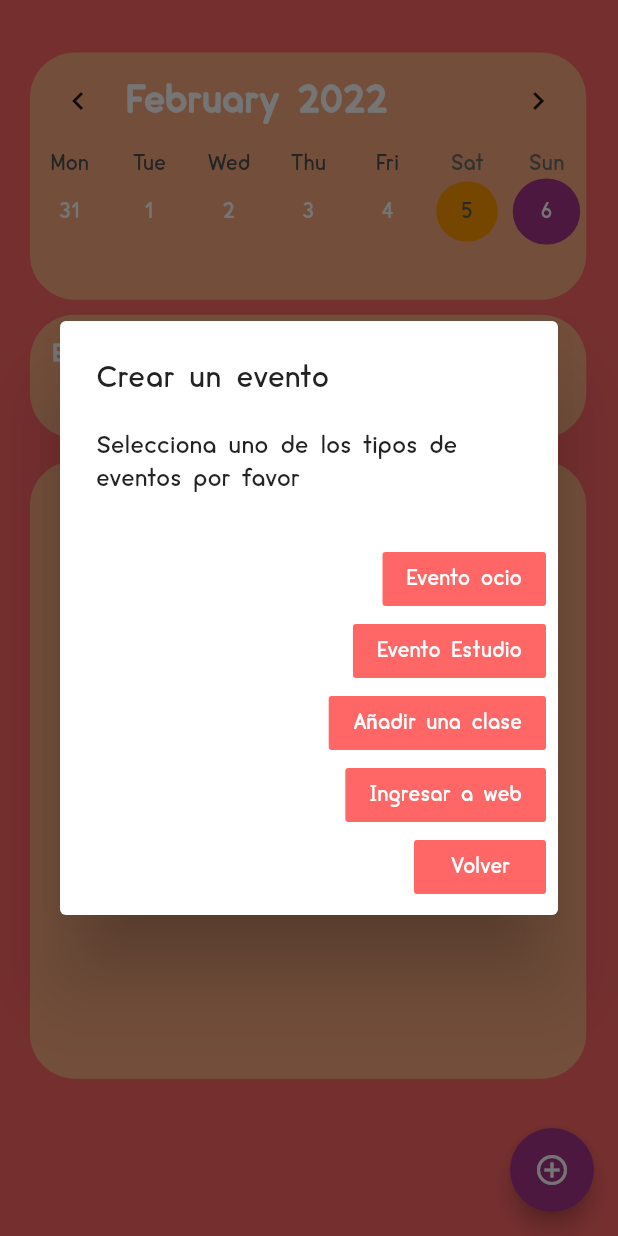
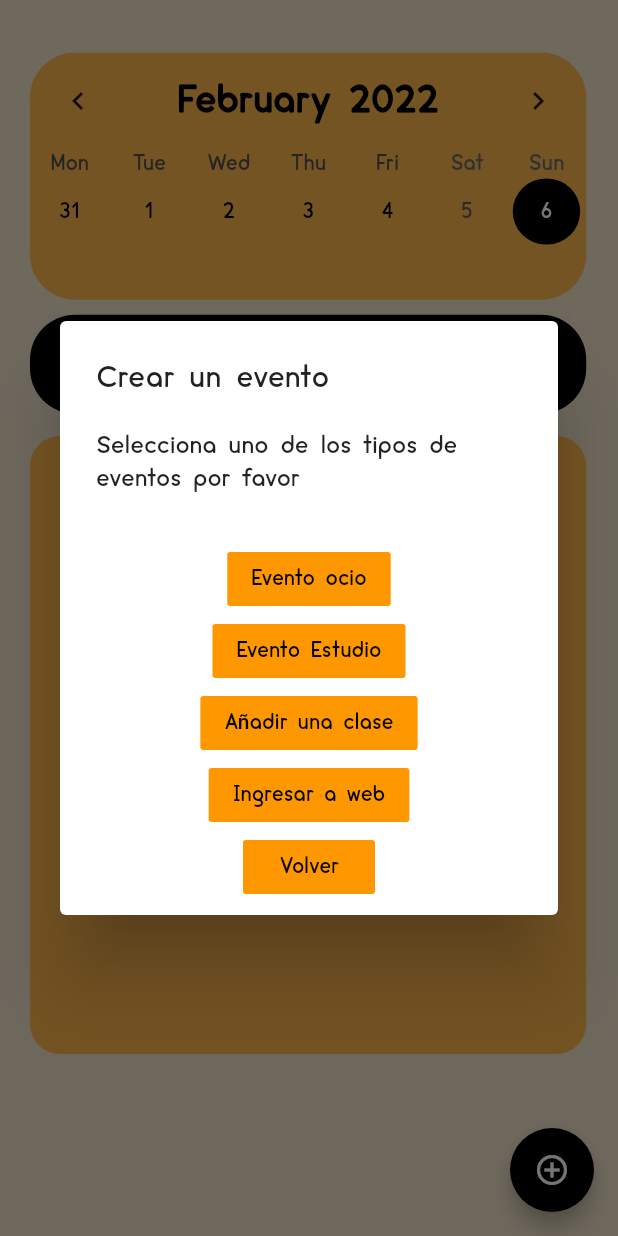
Before and after one commit to JcortesJ/MyUNify, a Flutter app: the VistaCalendar screen opened by its route, after a tap on the "add circle outline" icon, on a phone screen of 412 x 824 dp. Run offline on Flutter 3.47's test engine with Material 2 defaults, Android fonts, the phone set to English and light mode, and no system bars; drawn by our look-alikes of table_calendar; our stand-ins replace image_picker, webview_flutter; accounts and stored records are empty.

Commit message:
union juan 2

```diff
--- a/lib/main.dart
+++ b/lib/main.dart
@@ -31,7 +31,7 @@ class MyApp extends StatelessWidget {
         ),
         initialRoute: "/",
         routes: {
-          "/": (BuildContext context) => Inicio(),
+          "/f": (BuildContext context) => Inicio(),
           "/login": (BuildContext context) => Login(),
           "/registro": (BuildContext context) => Registro(),
           "/EditarOcio": (BuildContext context) => EditarEventoOcio(),
@@ -39,7 +39,7 @@ class MyApp extends StatelessWidget {
           "/Calendario": (BuildContext context) => VistaCalendar(),
           "/EditarEventoClase": (BuildContext context) => EditarEventoClase(),
           "/paginaBienestar": (BuildContext context) => paginaBienestar(),
-          "/Main": (BuildContext context) => PaginaPrincipal(),
+          "/": (BuildContext context) => PaginaPrincipal(),
           "/Editar": (BuildContext context) => EditarPerfil(),
           "/Contrasena": (BuildContext context) => EditarContrasena(),
           "/Ver": (BuildContext context) => PaginaPerfil(),
--- a/lib/pages/Amigos/lista_amigos.dart
+++ b/lib/pages/Amigos/lista_amigos.dart
@@ -103,7 +103,7 @@ class _PaginaAmigosState extends State<PaginaAmigos> {
                 width: 500,
                 margin: EdgeInsets.only(top: 13.0, right: 30, left: 30),
                 decoration: BoxDecoration(
-                    color: Colors.white,
+                    color: Colors.orange.shade300,
                     //border: Border.all(width: 2, color: Colors.amber),
                     borderRadius: BorderRadius.circular(15)),
                 child: ListView(
@@ -127,7 +127,7 @@ class _PaginaAmigosState extends State<PaginaAmigos> {
                                   "${_amigos[index].nombre}",
                                   // ignore: prefer_const_constructors
                                   style: TextStyle(
-                                      color: Colors.deepOrange,
+                                      color: Colors.black,
                                       fontSize: 23,
                                       fontWeight: FontWeight.bold),
                                   textAlign: TextAlign.left,
--- a/lib/pages/Calendario.dart
+++ b/lib/pages/Calendario.dart
@@ -5,6 +5,7 @@ import 'package:myunify/datos/EventoClase.dart';
 import 'package:myunify/datos/EventoEstudio.dart';
 import 'package:myunify/datos/EventoOcio.dart';
 import 'package:myunify/datos/eventoLogica.dart';
+import 'package:myunify/widgets/generales/Colores.dart';
 import 'package:table_calendar/table_calendar.dart';
 
 class VistaCalendar extends StatefulWidget {
@@ -16,7 +17,7 @@ class VistaCalendar extends StatefulWidget {
 
 class _VistaCalendarState extends State<VistaCalendar> {
   Color colorSecundario2 = Color(0xffFAAD80);
-  Color colorFondo = Color(0xffFF6767);
+  Color colorFondo = Colors.orange;
   Color colorSecundario1 = Color(0xffFF3D68);
   Color colorBottom = Color(0xffA73489);
 
@@ -66,34 +67,44 @@ class _VistaCalendarState extends State<VistaCalendar> {
             title: Text("Crear un evento"),
             content: Text("Selecciona uno de los tipos de eventos por favor "),
             actions: <Widget>[
-              FlatButton(
-                  onPressed: () => Navigator.pushNamed(context, "/EditarOcio"),
+              Center(
+                child: FlatButton(
+                    onPressed: () =>
+                        Navigator.pushNamed(context, "/EditarOcio"),
                     color: colorFondo,
                     child: const Text("Evento ocio",
-                      style: TextStyle(color: Colors.white))),
-              FlatButton(
+                        style: TextStyle(color: Colors.black))),
+              ),
+              Center(
+                child: FlatButton(
                     color: colorFondo,
                     onPressed: () =>
                         Navigator.pushNamed(context, "/EditarEventoEstudio"),
                     child: const Text("Evento Estudio",
-                      style: TextStyle(color: Colors.white))),
-              FlatButton(
+                        style: TextStyle(color: Colors.black))),
+              ),
+              Center(
+                child: FlatButton(
                     color: colorFondo,
                     onPressed: () =>
                         Navigator.pushNamed(context, "/EditarEventoClase"),
                     child: const Text("Añadir una clase",
-                      style: TextStyle(color: Colors.white))),
-              FlatButton(
+                        style: TextStyle(color: Colors.black))),
+              ),
+              Center(
+                child: FlatButton(
                     color: colorFondo,
                     onPressed: () =>
                         Navigator.pushNamed(context, "/paginaBienestar"),
                     child: const Text("Ingresar a web",
-                      style: TextStyle(color: Colors.white))),
-              FlatButton(
+                        style: TextStyle(color: Colors.black))),
+              ),
+              Center(
+                  child: FlatButton(
                       color: colorFondo,
                       onPressed: () => Navigator.pop(context),
                       child: const Text("Volver",
-                      style: TextStyle(color: Colors.white)))
+                          style: TextStyle(color: Colors.black)))),
             ],
           );
         });
@@ -108,7 +119,7 @@ class _VistaCalendarState extends State<VistaCalendar> {
     // fast, so that you can just rebuild anything that needs updating rather
     // than having to individually change instances of widgets.
     return Scaffold(
-      backgroundColor: colorFondo,
+      backgroundColor: Colores.colorBurbuja,
       body: Column(
         //Cuerpo del calendario
         children: [
@@ -118,7 +129,7 @@ class _VistaCalendarState extends State<VistaCalendar> {
                 0.2, //hace la app responsive
             width: MediaQuery.of(context).size.width * 0.9,
             decoration: BoxDecoration(
-                color: colorSecundario2,
+                color: Colors.orange.shade300,
                 borderRadius: BorderRadius.circular(30)),
             child:
                 //Pendiente modificarlo XD
@@ -133,10 +144,10 @@ class _VistaCalendarState extends State<VistaCalendar> {
               // locale: 'es_COL', //para ponerlo hay que añadir un paquete y q pereza
               lastDay: DateTime(2023),
               calendarStyle: CalendarStyle(
-                  defaultTextStyle: TextStyle(color: Colors.white),
+                  defaultTextStyle: TextStyle(color: Colors.black),
                   todayTextStyle: TextStyle(fontWeight: FontWeight.bold),
                   weekendDecoration: BoxDecoration(
-                      color: Colors.orange,
+                      //color: Colors.grey.shade200,
                       borderRadius: BorderRadius.circular(50))),
 
               calendarBuilders: CalendarBuilders(
@@ -144,7 +155,7 @@ class _VistaCalendarState extends State<VistaCalendar> {
                     margin: const EdgeInsets.all(4.0),
                     alignment: Alignment.center,
                     decoration: BoxDecoration(
-                        color: colorBottom,
+                        color: Colors.black,
                         borderRadius: BorderRadius.circular(50)),
                     child: Text(
                       date.day.toString(),
@@ -153,9 +164,10 @@ class _VistaCalendarState extends State<VistaCalendar> {
               ),
 
               headerStyle: HeaderStyle(
+                titleCentered: true,
                 formatButtonVisible: false,
                 titleTextStyle: TextStyle(
-                    color: Colors.white,
+                    color: Colors.black,
                     fontSize: 25,
                     fontWeight: FontWeight.bold),
               ),
@@ -182,17 +194,16 @@ class _VistaCalendarState extends State<VistaCalendar> {
           Container(
               margin: EdgeInsets.only(left: 20, top: 10),
               height: MediaQuery.of(context).size.height *
-                  0.1, //hace la app responsive
+                  0.08, //hace la app responsive
               width: MediaQuery.of(context).size.width * 0.9,
               decoration: BoxDecoration(
-                  color: colorSecundario2,
-                  borderRadius: BorderRadius.circular(30)),
+                  color: Colors.black, borderRadius: BorderRadius.circular(30)),
               padding: EdgeInsets.all(15),
               child:
                   //Pendiente modificarlo XD
                   Text(
-                "Estos son los eventos que tienes para hoy:",
-                textAlign: TextAlign.left,
+                "Estos son tus eventos para hoy:",
+                textAlign: TextAlign.center,
                 style: TextStyle(
                     fontSize: 16,
                     color: Colors.white,
@@ -206,8 +217,8 @@ class _VistaCalendarState extends State<VistaCalendar> {
                   0.50, //hace la app responsive
               width: MediaQuery.of(context).size.width * 0.9,
               decoration: BoxDecoration(
-                  color: colorSecundario2,
-                  borderRadius: BorderRadius.circular(30)),
+                  color: Colors.orange.shade300,
+                  borderRadius: BorderRadius.circular(20)),
               child:
                   //Pendiente llenarlo de eventos XD
                   ListView(
@@ -220,15 +231,15 @@ class _VistaCalendarState extends State<VistaCalendar> {
                     margin: EdgeInsets.only(top: 4.0, bottom: 5.0),
                     padding: EdgeInsets.all(10),
                     decoration: BoxDecoration(
-                        color: colorSecundario1,
+                        color: Colors.white,
                         //border: Border.all(width: 2, color: Colors.amber),
-                        borderRadius: BorderRadius.circular(6)),
+                        borderRadius: BorderRadius.circular(15)),
                     child: InkWell(
                       onTap: () => _mostrarEventoDetallado(eventosDelDia[index],
                           context, _selectedDay, eventosDelDia),
                       child: Text(
                         "${eventosDelDia[index].nombre} \nInicia: ${eventosDelDia[index].horaInicio} \nAcaba: ${eventosDelDia[index].horaFin}",
-                        style: TextStyle(fontSize: 15, color: Colors.white),
+                        style: TextStyle(fontSize: 15, color: Colors.black),
                       ),
                     ),
                   );
@@ -239,8 +250,11 @@ class _VistaCalendarState extends State<VistaCalendar> {
 
       floatingActionButton: FloatingActionButton(
         enableFeedback: true,
-        backgroundColor: colorBottom,
-        child: Icon(Icons.add_circle_outline_sharp),
+        backgroundColor: Colors.black,
+        child: Icon(
+          Icons.add_circle_outline_sharp,
+          color: Colors.white,
+        ),
         onPressed: () => _crearEvento(context),
       ),
 
@@ -304,7 +318,7 @@ class _VistaCalendarState extends State<VistaCalendar> {
                       ),
                   icon: Icon(
                     Icons.delete,
-                    color: colorBottom,
+                    color: Colors.orange,
                   ),
                   label: Text("Borrar evento")),
             ],
--- a/lib/widgets/perfil_widgets/profile_widget.dart
+++ b/lib/widgets/perfil_widgets/profile_widget.dart
@@ -27,7 +27,7 @@ class ProfileWidget extends StatelessWidget {
 
     return CircleAvatar(
       radius: _size,
-      backgroundColor: Colors.transparent,
+      backgroundColor: Colors.white,
       child: _image != null
           ? ClipRRect(
               borderRadius: BorderRadius.circular(50),
@@ -38,7 +38,7 @@ class ProfileWidget extends StatelessWidget {
             )
           : Image(
             image: AssetImage('assets/images/icon.png'),
-            fit: BoxFit.cover,
+            fit: BoxFit.fitHeight,
         ),
     );
   }
```
Also changed, not shown: lib/logica/metodos.dart (+11 -3 lines), lib/pages/Amigos/buscador_Amigo.dart (+22 -9 lines), lib/pages/Perfil/pantalla_contrasena.dart (+18 -7 lines), lib/pages/Perfil/pantalla_editar.dart (+73 -42 lines), lib/pages/Perfil/pantalla_perfil.dart (+14 -12 lines), lib/pages/loginPages/login.dart (+16 -9 lines), lib/widgets/perfil_widgets/button_widget.dart (+8 -8 lines), lib/widgets/perfil_widgets/container_widget.dart (+6 -1 lines), lib/widgets/perfil_widgets/container_widget2.dart (+9 -8 lines), lib/widgets/perfil_widgets/textfield_widget.dart (added, +27 -0 lines), assets/InicioUNIFY.png, assets/InicioUNIFY5.png (added), assets/buhoUNIFY.png, assets/buhoUNIFY3.png (added). Lines whose indentation alone changed are shown as unchanged.
